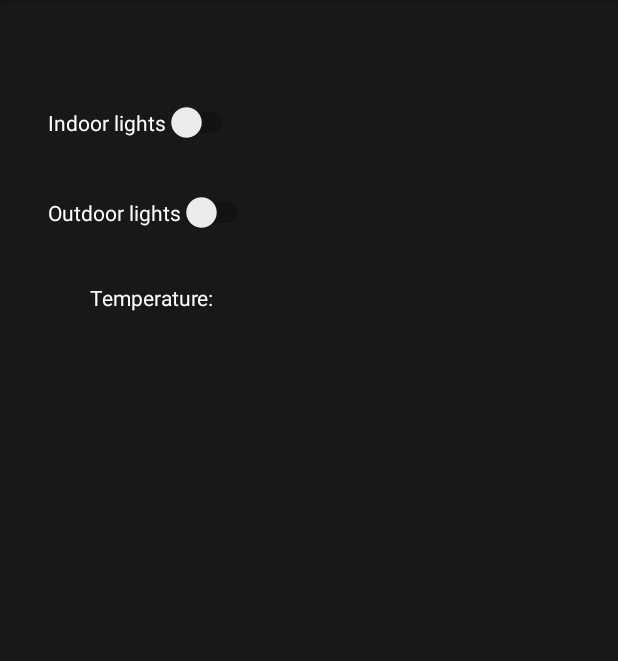
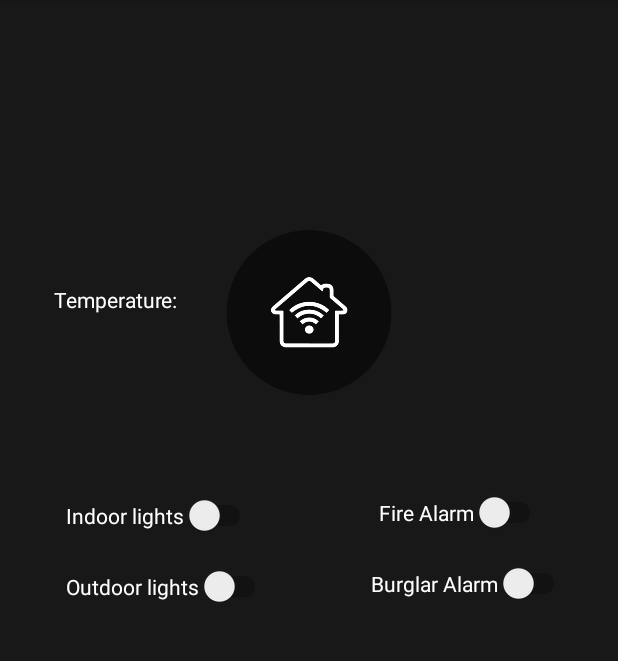
Before and after one commit to alassadi/SmartHomeAndroid, an Android app: the screen it shows after launch (HomeActivity), after a tap on "SIGN IN", on a phone screen of 412 x 824 dp, the part 84-745 px from its top. Run offline under Robolectric (Android 15) with nearby library versions, the phone set to English and light mode, and no system bars; 3 statements that could not run were skipped.

Commit message:
changed to relative layouts

```diff
--- a/app/src/main/java/marbac/smarthome/HomeActivity.java
+++ b/app/src/main/java/marbac/smarthome/HomeActivity.java
@@ -17,22 +17,15 @@ import org.json.JSONObject;
 public class HomeActivity extends AppCompatActivity {
 
     private static final String TAG = HomeActivity.class.getSimpleName();
-    private static final String API_URL = "https://api.myjson.com/bins/9w1uk";
-
+    private static final String API_URL = "https://api.myjson.com/bins/175ch0";
 
     //UI
-     private Switch indoorLightSwitch, outdoorLightSwitch;
-     private TextView tempValueText;
-     private ProgressBar progressBar;
+    private Switch indoorLightSwitch, outdoorLightSwitch;
+    private TextView tempValueText;
+    private ProgressBar progressBar;
 
-     //states
-    private boolean indoorLights, outdoorLights;
-    private String temp;
-
-    //object for storing current JSONobject
+    //stores current JSONobject
     JSONObject jsonObject;
-
-
 
     @Override
     protected void onCreate(Bundle savedInstanceState) {
@@ -50,12 +43,12 @@ public class HomeActivity extends AppCompatActivity {
         indoorLightSwitch.setOnCheckedChangeListener(new CompoundButton.OnCheckedChangeListener() {
             @Override
             public void onCheckedChanged(CompoundButton buttonView, boolean isChecked) {
-                try{
+                try {
                     jsonObject.put("indoorLights", isChecked);
 
                     new requestPostJSON().execute();
-                }catch (JSONException e){
-                    Log.e(TAG,  "error writing to JSONobject: + " + e.getMessage());
+                } catch (JSONException e) {
+                    Log.e(TAG, "error writing to JSONobject: + " + e.getMessage());
                 }
             }
         });
@@ -63,12 +56,12 @@ public class HomeActivity extends AppCompatActivity {
         outdoorLightSwitch.setOnCheckedChangeListener(new CompoundButton.OnCheckedChangeListener() {
             @Override
             public void onCheckedChanged(CompoundButton buttonView, boolean isChecked) {
-                try{
+                try {
                     jsonObject.put("outdoorLights", isChecked);
 
                     new requestPostJSON().execute();
-                }catch (JSONException e){
-                    Log.e(TAG,  "error writing to JSONobject: + " + e.getMessage());
+                } catch (JSONException e) {
+                    Log.e(TAG, "error writing to JSONobject: + " + e.getMessage());
                 }
             }
         });
@@ -76,7 +69,7 @@ public class HomeActivity extends AppCompatActivity {
     }
 
     //Background thread to handle http request to server
-    private class requestGetJSON extends AsyncTask<Void, Void, Void>{
+    private class requestGetJSON extends AsyncTask<Void, Void, Void> {
 
         @Override
         protected Void doInBackground(Void... voids) {
@@ -84,19 +77,14 @@ public class HomeActivity extends AppCompatActivity {
             HttpHandler httpHandler = new HttpHandler();
             String jsonString = httpHandler.reqGetJsonString(API_URL);
 
-
-            Log.i(TAG, "api response: " + jsonString);
-            if (jsonString != null){
-                try{
+            if (jsonString != null) {
+                try {
+                    //store json
                     jsonObject = new JSONObject(jsonString);
-                    outdoorLights = jsonObject.getBoolean("outdoorLights");
-                    indoorLights = jsonObject.getBoolean("indoorLights");
-                    temp = jsonObject.getString("temperature");
-                }catch (JSONException e){
+                } catch (JSONException e) {
                     Log.e(TAG, "JSON parsing error: " + e.getMessage());
-                    e.printStackTrace();
                 }
-            }else{
+            } else {
                 Log.e(TAG, "Failed to read JSON from server");
             }
             return null;
@@ -104,20 +92,25 @@ public class HomeActivity extends AppCompatActivity {
 
         @Override
         protected void onPostExecute(Void aVoid) {
-            outdoorLightSwitch.setChecked(outdoorLights);
-            indoorLightSwitch.setChecked(indoorLights);
-            tempValueText.setText(temp);
-            progressBar.setVisibility(View.GONE);
+            try {
+                //update gui
+                outdoorLightSwitch.setChecked(jsonObject.getBoolean("outdoorLights"));
+                indoorLightSwitch.setChecked(jsonObject.getBoolean("indoorLights"));
+                tempValueText.setText(jsonObject.get("temperature").toString());
+                progressBar.setVisibility(View.GONE);
+            } catch (JSONException e) {
+                Log.e(TAG, "JSONException: + " + e.getMessage());
+            }
+
         }
 
         @Override
         protected void onCancelled() {
-            Log.e(TAG , "Cancelled jsonRequest");
+            Log.e(TAG, "get request cancelled");
         }
-
     }
 
-    private class requestPostJSON extends AsyncTask<Void, Void, Void>{
+    private class requestPostJSON extends AsyncTask<Void, Void, Void> {
 
 
         @Override
@@ -134,7 +127,7 @@ public class HomeActivity extends AppCompatActivity {
 
         @Override
         protected void onCancelled() {
-            super.onCancelled();
+            Log.e(TAG, "post request cancelled");
         }
     }
 }
--- a/app/src/main/java/marbac/smarthome/HttpHandler.java
+++ b/app/src/main/java/marbac/smarthome/HttpHandler.java
@@ -34,6 +34,8 @@ public class HttpHandler {
             //read response
             InputStream in = new BufferedInputStream(connection.getInputStream());
             response = convertStreamToString(in);
+
+            Log.i(TAG, "server response: " + response);
 
         }catch (MalformedURLException e) {
             Log.e(TAG, "MalformedURLException: " + e.getMessage());
--- a/app/src/main/java/marbac/smarthome/LoginActivity.java
+++ b/app/src/main/java/marbac/smarthome/LoginActivity.java
@@ -98,6 +98,7 @@ public class LoginActivity extends AppCompatActivity {
 
         @Override
         protected Boolean doInBackground(Void... voids) {
+            Log.i(TAG, "requestVerifyEmailAndPassword: " + email);
             /*
             send login request with HttpHandler
             return true if login was verified
@@ -108,7 +109,6 @@ public class LoginActivity extends AppCompatActivity {
             try{
                 //simulate login verification
                 Thread.sleep(2000);
-                Log.i(TAG, "verified email : " + email);
             }catch (InterruptedException e){
                 Log.e(TAG, "InterruptedException: " + e.getMessage());
             }
@@ -119,6 +119,7 @@ public class LoginActivity extends AppCompatActivity {
         protected void onPostExecute(final Boolean verified) {
 
             if (verified){
+                Log.i(TAG, "email verified: " + email);
                 //start new activity
                 progressBar.setVisibility(View.GONE);
                 Intent intent = new Intent(getApplicationContext(), HomeActivity.class);
@@ -127,8 +128,10 @@ public class LoginActivity extends AppCompatActivity {
                 intent.addFlags(Intent.FLAG_ACTIVITY_CLEAR_TOP);
                 */
                 startActivity(intent);
-                finish();
+                //finish() removes activity from activityStack
+                //finish();
             }else {
+                Log.i(TAG, "email unverified: " + email);
                 passwordEditText.setError("Password is incorrect, try again");
                 passwordEditText.requestFocus();
 
@@ -137,7 +140,7 @@ public class LoginActivity extends AppCompatActivity {
 
         @Override
         protected void onCancelled() {
-            Toast.makeText(getApplicationContext(), "Login cancelled", Toast.LENGTH_SHORT);
+            Toast.makeText(getApplicationContext(), "login cancelled", Toast.LENGTH_SHORT);
         }
     }
 
--- a/app/src/main/res/layout/activity_home.xml
+++ b/app/src/main/res/layout/activity_home.xml
@@ -1,71 +1,154 @@
 <?xml version="1.0" encoding="utf-8"?>
-<android.support.constraint.ConstraintLayout xmlns:android="http://schemas.android.com/apk/res/android"
+<RelativeLayout xmlns:android="http://schemas.android.com/apk/res/android"
     xmlns:app="http://schemas.android.com/apk/res-auto"
     xmlns:tools="http://schemas.android.com/tools"
     android:layout_width="match_parent"
     android:layout_height="match_parent"
     android:background="@color/black"
 
-    tools:context=".HomeActivity">
+    tools:context=".HomeActivity"
+    tools:layout_editor_absoluteY="81dp">
 
     <Switch
         android:id="@+id/switchIndoorLights"
         android:layout_width="wrap_content"
         android:layout_height="wrap_content"
-        android:layout_marginStart="32dp"
-        android:layout_marginLeft="32dp"
-        android:layout_marginTop="68dp"
+        android:layout_alignParentStart="true"
+        android:layout_alignParentLeft="true"
+        android:layout_alignParentTop="true"
+        android:layout_marginStart="44dp"
+        android:layout_marginLeft="44dp"
+        android:layout_marginTop="330dp"
         android:text="@string/indoor_lights"
         android:textColor="@color/white"
-        app:layout_constraintStart_toStartOf="parent"
-        app:layout_constraintTop_toTopOf="parent" />
+        app:layout_constraintBottom_toTopOf="@+id/switchOutdoorLights"
+        app:layout_constraintEnd_toStartOf="@+id/progressBar"
+        app:layout_constraintStart_toStartOf="parent" />
 
     <Switch
         android:id="@+id/switchOutdoorLights"
         android:layout_width="wrap_content"
         android:layout_height="wrap_content"
-        android:layout_marginStart="32dp"
-        android:layout_marginLeft="32dp"
-        android:layout_marginTop="128dp"
+        android:layout_below="@+id/switchIndoorLights"
+        android:layout_alignParentStart="true"
+        android:layout_alignParentLeft="true"
+        android:layout_marginStart="44dp"
+        android:layout_marginLeft="44dp"
+        android:layout_marginTop="20dp"
         android:text="@string/outdoor_lights"
         android:textColor="@color/white"
-        app:layout_constraintStart_toStartOf="parent"
-        app:layout_constraintTop_toTopOf="parent" />
+        app:layout_constraintBottom_toBottomOf="@+id/progressBar"
+        app:layout_constraintStart_toStartOf="@+id/switchIndoorLights"
+        app:layout_constraintTop_toBottomOf="@+id/progressBar" />
+
+    <Switch
+        android:id="@+id/switchFireAlarm"
+        android:layout_width="wrap_content"
+        android:layout_height="wrap_content"
+        android:layout_alignParentTop="true"
+        android:layout_marginStart="82dp"
+        android:layout_marginLeft="82dp"
+        android:layout_marginTop="328dp"
+        android:layout_toEndOf="@+id/switchIndoorLights"
+        android:layout_toRightOf="@+id/switchIndoorLights"
+        android:text="@string/fire_alarm"
+        android:textColor="@color/white"
+        app:layout_constraintBottom_toBottomOf="@+id/switchBurglarAlarm"
+        app:layout_constraintEnd_toEndOf="parent"
+        app:layout_constraintStart_toEndOf="@+id/progressBar" />
+
+    <Switch
+        android:id="@+id/switchBurglarAlarm"
+        android:layout_width="wrap_content"
+        android:layout_height="wrap_content"
+        android:layout_below="@+id/switchFireAlarm"
+        android:layout_alignStart="@+id/switchFireAlarm"
+        android:layout_alignLeft="@+id/switchFireAlarm"
+        android:layout_marginStart="-5dp"
+        android:layout_marginLeft="-5dp"
+        android:layout_marginTop="20dp"
+        android:text="@string/burglar_alarm"
+        android:textColor="@color/white"
+        app:layout_constraintBottom_toBottomOf="@+id/progressBar"
+        app:layout_constraintStart_toStartOf="@+id/switchFireAlarm"
+        app:layout_constraintTop_toBottomOf="@+id/progressBar" />
 
     <ProgressBar
         android:id="@+id/progressBar"
         style="?android:attr/progressBarStyle"
         android:layout_width="wrap_content"
         android:layout_height="wrap_content"
+        android:layout_alignParentStart="true"
+        android:layout_alignParentLeft="true"
+        android:layout_alignParentTop="true"
+        android:layout_alignParentEnd="true"
+        android:layout_alignParentRight="true"
+        android:layout_alignParentBottom="true"
+        android:layout_marginStart="168dp"
+        android:layout_marginLeft="168dp"
+        android:layout_marginTop="180dp"
+        android:layout_marginEnd="168dp"
+        android:layout_marginRight="168dp"
+        android:layout_marginBottom="285dp"
         app:layout_constraintBottom_toBottomOf="parent"
-        app:layout_constraintEnd_toEndOf="parent"
-        app:layout_constraintStart_toStartOf="parent"
+        app:layout_constraintEnd_toStartOf="@+id/switchFireAlarm"
+        app:layout_constraintStart_toEndOf="@+id/switchIndoorLights"
         app:layout_constraintTop_toTopOf="parent" />
 
     <TextView
         android:id="@+id/tempText"
         android:layout_width="wrap_content"
         android:layout_height="wrap_content"
-        android:layout_marginStart="40dp"
-        android:layout_marginLeft="40dp"
-        android:layout_marginEnd="43dp"
-        android:layout_marginRight="43dp"
+        android:layout_alignParentStart="true"
+        android:layout_alignParentLeft="true"
+        android:layout_alignParentTop="true"
+        android:layout_marginStart="36dp"
+        android:layout_marginLeft="36dp"
+        android:layout_marginTop="190dp"
         android:text="@string/temp_text"
         android:textColor="@color/white"
         app:layout_constraintBaseline_toBaselineOf="@+id/tempValueText"
-        app:layout_constraintEnd_toStartOf="@+id/progressBar"
         app:layout_constraintStart_toStartOf="parent" />
 
     <TextView
         android:id="@+id/tempValueText"
         android:layout_width="wrap_content"
-        android:layout_height="wrap_content"
-        android:layout_marginStart="14dp"
-        android:layout_marginLeft="14dp"
-        android:layout_marginTop="33dp"
+        android:layout_height="19dp"
+        android:layout_alignTop="@+id/tempText"
+        android:layout_alignParentEnd="true"
+        android:layout_alignParentRight="true"
+        android:layout_marginStart="6dp"
+        android:layout_marginLeft="6dp"
+        android:layout_marginTop="1dp"
+        android:layout_marginEnd="206dp"
+        android:layout_marginRight="206dp"
+        android:layout_toEndOf="@+id/tempText"
+        android:layout_toRightOf="@+id/tempText"
         android:text="@string/temp_value"
         android:textColor="@color/white"
-        app:layout_constraintStart_toEndOf="@+id/tempText"
-        app:layout_constraintTop_toBottomOf="@+id/switchOutdoorLights" />
+        app:layout_constraintBottom_toBottomOf="parent"
+        app:layout_constraintStart_toEndOf="@+id/tempText" />
 
-</android.support.constraint.ConstraintLayout>
+    <ImageView
+        android:id="@+id/imageView2"
+        android:layout_width="100dp"
+        android:layout_height="100dp"
+        android:layout_alignParentStart="true"
+        android:layout_alignParentLeft="true"
+        android:layout_alignParentTop="true"
+        android:layout_alignParentEnd="true"
+        android:layout_alignParentRight="true"
+        android:layout_alignParentBottom="true"
+        android:layout_marginStart="142dp"
+        android:layout_marginLeft="142dp"
+        android:layout_marginTop="30dp"
+        android:layout_marginEnd="142dp"
+        android:layout_marginRight="142dp"
+        android:layout_marginBottom="381dp"
+        android:contentDescription="@string/app_name"
+        app:layout_constraintEnd_toEndOf="parent"
+        app:layout_constraintStart_toStartOf="parent"
+        app:layout_constraintTop_toTopOf="parent"
+        app:srcCompat="@drawable/smarthome_hp" />
+
+</RelativeLayout>
--- a/app/src/main/res/values/strings.xml
+++ b/app/src/main/res/values/strings.xml
@@ -7,4 +7,7 @@
     <string name="outdoor_lights">Outdoor lights</string>
     <string name="temp_text">Temperature: </string>
     <string name="temp_value"></string>
+    <string name="fire_alarm">Fire Alarm</string>
+    <string name="burglar_alarm">Burglar Alarm</string>
+
 </resources>
```
Also changed, not shown: app/src/main/res/layout/activity_login.xml (+59 -14 lines).
